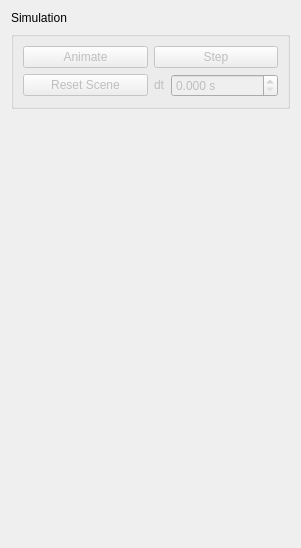
Old version of the form Plugins/org.mitk.gui.qt.simulation/src/internal/QmitkSimulationViewControls.ui in the repository MITK/MITK.
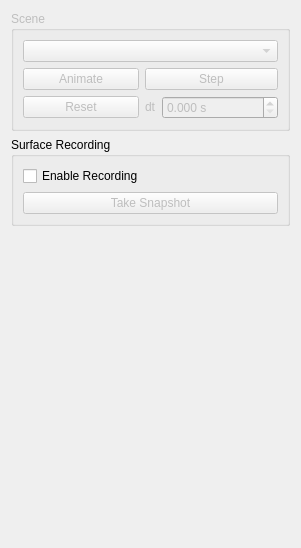
New version of the form. Custom widgets are drawn as their Qt base class.

Commit message: Implemented functionality to take simulation scene snapshot as surface.

Patch:
```diff
--- a/Plugins/org.mitk.gui.qt.simulation/src/internal/QmitkSimulationViewControls.ui
+++ b/Plugins/org.mitk.gui.qt.simulation/src/internal/QmitkSimulationViewControls.ui
@@ -16,48 +16,28 @@
   <property name="windowTitle">
    <string>Simulation</string>
   </property>
-  <layout class="QVBoxLayout" name="verticalLayout">
+  <layout class="QVBoxLayout" name="verticalLayout_2">
    <item>
-    <layout class="QHBoxLayout" name="horizontalLayout_2">
-     <property name="sizeConstraint">
-      <enum>QLayout::SetMinimumSize</enum>
-     </property>
-     <item>
-      <widget class="QLabel" name="lblSimulation">
-       <property name="sizePolicy">
-        <sizepolicy hsizetype="Minimum" vsizetype="Preferred">
-         <horstretch>0</horstretch>
-         <verstretch>0</verstretch>
-        </sizepolicy>
-       </property>
-       <property name="text">
-        <string>Simulation</string>
-       </property>
-      </widget>
-     </item>
-     <item>
-      <widget class="QmitkDataStorageComboBox" name="cmbSimulation" native="true">
-       <property name="sizePolicy">
-        <sizepolicy hsizetype="MinimumExpanding" vsizetype="Fixed">
-         <horstretch>0</horstretch>
-         <verstretch>0</verstretch>
-        </sizepolicy>
-       </property>
-      </widget>
-     </item>
-    </layout>
-   </item>
-   <item>
-    <widget class="QGroupBox" name="grpSimulation">
+    <widget class="QGroupBox" name="sceneGroupBox">
      <property name="enabled">
       <bool>false</bool>
      </property>
      <property name="title">
-      <string/>
+      <string>Scene</string>
      </property>
      <layout class="QGridLayout" name="gridLayout">
-      <item row="0" column="0">
-       <widget class="QPushButton" name="btnAnimate">
+      <item row="0" column="0" colspan="3">
+       <widget class="QmitkDataStorageComboBox" name="simulationComboBox">
+        <property name="sizePolicy">
+         <sizepolicy hsizetype="MinimumExpanding" vsizetype="Fixed">
+          <horstretch>0</horstretch>
+          <verstretch>0</verstretch>
+         </sizepolicy>
+        </property>
+       </widget>
+      </item>
+      <item row="1" column="0">
+       <widget class="QPushButton" name="animateButton">
         <property name="sizePolicy">
          <sizepolicy hsizetype="MinimumExpanding" vsizetype="Fixed">
           <horstretch>0</horstretch>
@@ -75,8 +55,8 @@
         </property>
        </widget>
       </item>
-      <item row="0" column="1">
-       <widget class="QPushButton" name="btnStep">
+      <item row="1" column="1" colspan="2">
+       <widget class="QPushButton" name="stepButton">
         <property name="sizePolicy">
          <sizepolicy hsizetype="MinimumExpanding" vsizetype="Fixed">
           <horstretch>0</horstretch>
@@ -88,8 +68,8 @@
         </property>
        </widget>
       </item>
-      <item row="1" column="0">
-       <widget class="QPushButton" name="btnResetScene">
+      <item row="2" column="0">
+       <widget class="QPushButton" name="resetButton">
         <property name="sizePolicy">
          <sizepolicy hsizetype="MinimumExpanding" vsizetype="Fixed">
           <horstretch>0</horstretch>
@@ -97,14 +77,12 @@
          </sizepolicy>
         </property>
         <property name="text">
-         <string>Reset Scene</string>
+         <string>Reset</string>
         </property>
        </widget>
       </item>
-      <item row="1" column="1">
-       <layout class="QHBoxLayout" name="horizontalLayout">
-        <item>
-         <widget class="QLabel" name="lblDT">
+      <item row="2" column="1">
+       <widget class="QLabel" name="dtLabel">
           <property name="sizePolicy">
            <sizepolicy hsizetype="Minimum" vsizetype="Fixed">
             <horstretch>0</horstretch>
@@ -116,8 +94,8 @@
           </property>
          </widget>
         </item>
-        <item>
-         <widget class="QDoubleSpinBox" name="spnDT">
+      <item row="2" column="2">
+       <widget class="QDoubleSpinBox" name="dtSpinBox">
           <property name="sizePolicy">
            <sizepolicy hsizetype="MinimumExpanding" vsizetype="Fixed">
             <horstretch>0</horstretch>
@@ -136,6 +114,30 @@
          </widget>
         </item>
        </layout>
+    </widget>
+   </item>
+   <item>
+    <widget class="QGroupBox" name="recordingGroupBox">
+     <property name="title">
+      <string>Surface Recording</string>
+     </property>
+     <layout class="QVBoxLayout" name="verticalLayout">
+      <item>
+       <widget class="QCheckBox" name="recordCheckBox">
+        <property name="text">
+         <string>Enable Recording</string>
+        </property>
+       </widget>
+      </item>
+      <item>
+       <widget class="QPushButton" name="snapshotButton">
+        <property name="enabled">
+         <bool>false</bool>
+        </property>
+        <property name="text">
+         <string>Take Snapshot</string>
+        </property>
+       </widget>
       </item>
      </layout>
     </widget>
@@ -158,7 +160,7 @@
  <customwidgets>
   <customwidget>
    <class>QmitkDataStorageComboBox</class>
-   <extends>QWidget</extends>
+   <extends>QComboBox</extends>
    <header>QmitkDataStorageComboBox.h</header>
   </customwidget>
  </customwidgets>
```
Lines whose indentation alone changed are shown as unchanged. The commit also changes 7 other files.
